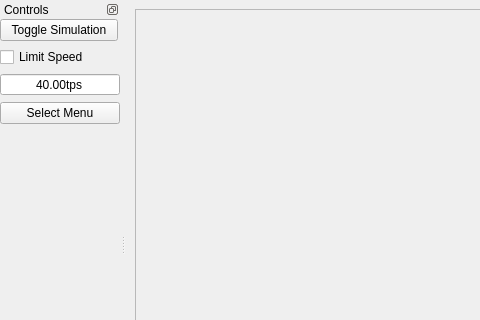
First picture: the form in src/gui/mainWindow.ui, repository Martian-Technologies/Logic-Graph-Creator, before the edit; both pictures show x 0 to 480 and y 0 to 320 of the 658 by 510 pixel window.
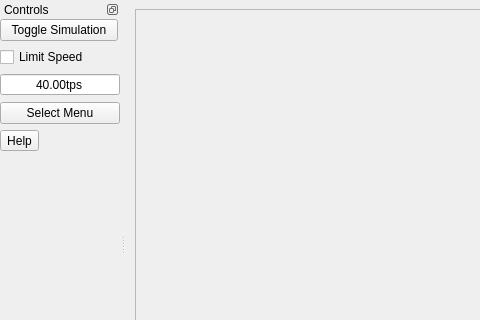
Second picture: the form after the edit.

Commit message: Added Controls Panel and Help Button in QT

Diff of the .ui file:
```diff
--- a/src/gui/mainWindow.ui
+++ b/src/gui/mainWindow.ui
@@ -201,6 +201,13 @@
           </property>
          </widget>
         </item>
+        <item>
+         <widget class="QToolButton" name="toolButton">
+          <property name="text">
+           <string>Help</string>
+          </property>
+         </widget>
+        </item>
         <item>
          <spacer name="verticalSpacer">
           <property name="orientation">
```
Left out of the diff: 2 changed lines with no effect on the pictures. The commit also changes 1 other file.
